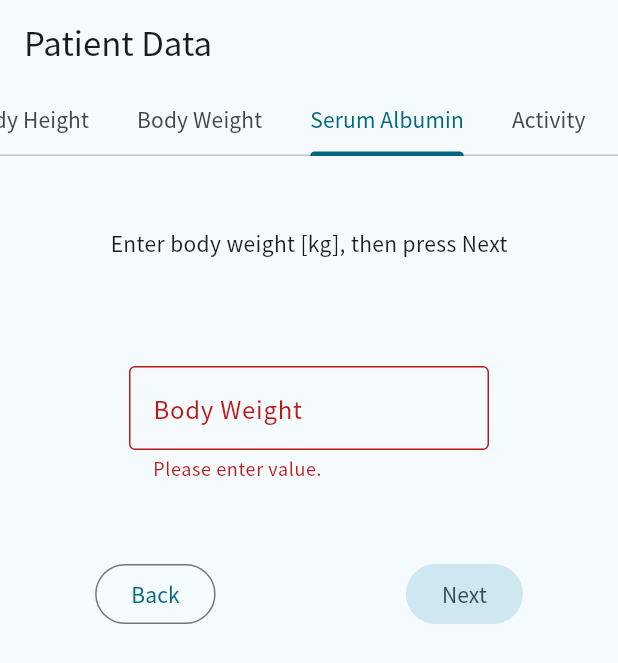
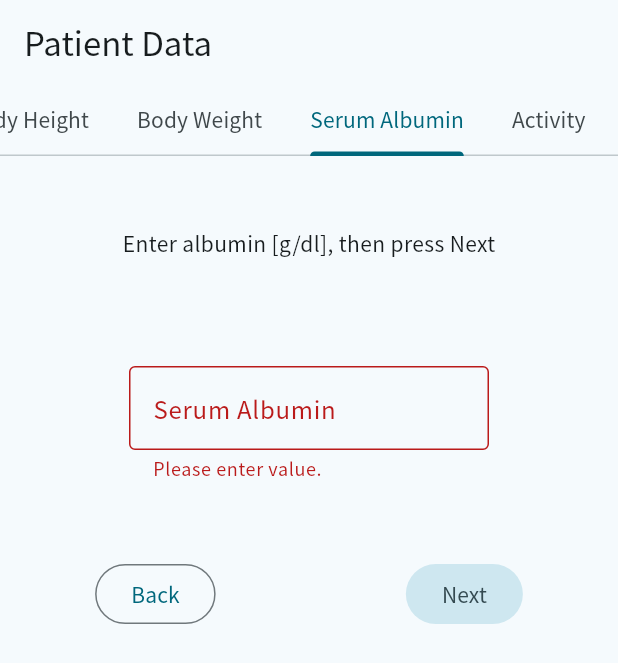
Before and after one commit to studiome/clti_risk, a Flutter app: the screen it shows after launch, tab 5 chosen, on a phone screen of 412 x 824 dp. Shown: the top 663 px of the screen. Run offline on Flutter 3.47's test engine with Material 2 defaults, Android fonts, the phone set to English and light mode, and no system bars.

Commit message:
fix wrong widget

```diff
--- a/lib/widgets/question_form.dart
+++ b/lib/widgets/question_form.dart
@@ -6,6 +6,7 @@ import '../models/questions.dart';
 import 'activity_question_page.dart';
 import 'age_question_page.dart';
 import 'ai_question_page.dart';
+import 'albumin_question_page.dart';
 import 'bk_question_page.dart';
 import 'cad_question_page.dart';
 import 'chf_question_page.dart';
@@ -50,7 +51,7 @@ class QuestionForm extends StatelessWidget {
       Questions.age.index: AgeQuestionPage(controller: ageController),
       Questions.height.index: HeightQuestionPage(controller: heightController),
       Questions.weight.index: WeightQuestionPage(controller: weightController),
-      Questions.albumin.index: WeightQuestionPage(controller: albController),
+      Questions.albumin.index: AlbQuestionPage(controller: albController),
       Questions.activity.index: const ActivityQuestionPage(),
       Questions.chf.index: const CHFQuestionPage(),
       Questions.cad.index: const CADQuestionPage(),
```
